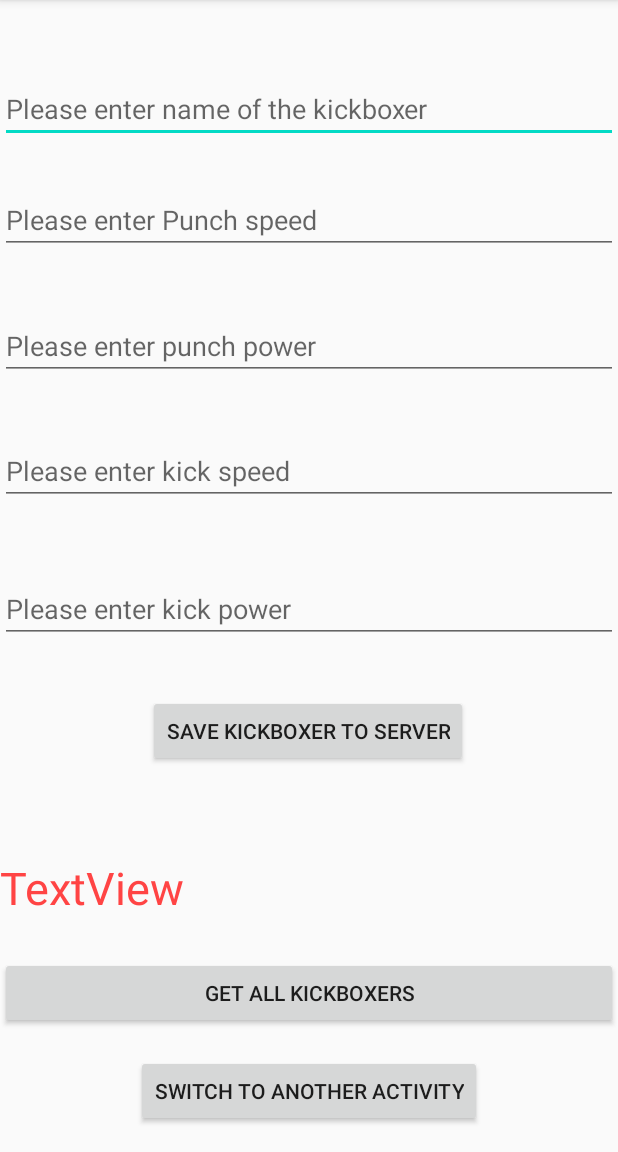
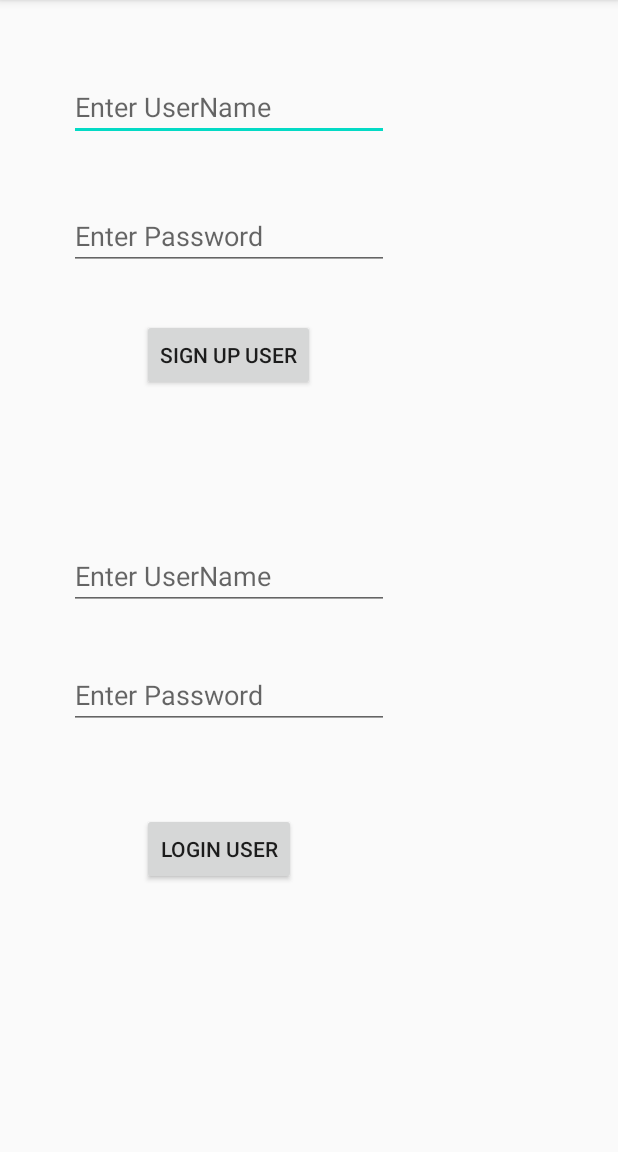
Before and after one commit to darshan0495/InstagramClone, an Android app: the screen it shows after launch (MainActivity before the commit, SignupLoginActivity after it), after a tap on "SWITCH TO ANOTHER ACTIVITY", on a phone screen of 412 x 824 dp, the part 84-1236 px from its top. Run offline under Robolectric (Android 15) with nearby library versions, the phone set to English and light mode, and no system bars; libraries missing offline, so code that uses them is left out: com.parse, com.shashank.sony; 1 statement that could not run was skipped.

Commit message:
Signup and Login Parse

```diff
--- a/app/src/main/AndroidManifest.xml
+++ b/app/src/main/AndroidManifest.xml
@@ -3,20 +3,24 @@
     package="com.example.instagramclone">
 
     <application
+        android:name=".App"
         android:allowBackup="true"
         android:icon="@mipmap/ic_launcher"
         android:label="@string/app_name"
         android:roundIcon="@mipmap/ic_launcher_round"
         android:supportsRtl="true"
-        android:theme="@style/AppTheme"
-        android:name=".App">
-        <activity android:name=".MainActivity"
+        android:theme="@style/AppTheme">
+        <activity android:name=".WelcomeActivity"></activity>
+        <activity
+            android:name=".MainActivity"
             android:label="@string/app_name">
             <intent-filter>
                 <action android:name="android.intent.action.MAIN" />
+
                 <category android:name="android.intent.category.LAUNCHER" />
             </intent-filter>
         </activity>
+        <activity android:name=".SignupLoginActivity" />
     </application>
 
 </manifest>
--- a/app/src/main/java/com/example/instagramclone/MainActivity.java
+++ b/app/src/main/java/com/example/instagramclone/MainActivity.java
@@ -2,6 +2,7 @@ package com.example.instagramclone;
 
 import androidx.appcompat.app.AppCompatActivity;
 
+import android.content.Intent;
 import android.os.Bundle;
 import android.view.View;
 import android.widget.Button;
@@ -84,6 +85,8 @@ public class MainActivity extends AppCompatActivity implements View.OnClickListe
         btnTransition.setOnClickListener(new View.OnClickListener() {
             @Override
             public void onClick(View v) {
+                Intent intent=new Intent(MainActivity.this,SignupLoginActivity.class);
+                startActivity(intent);
 
             }
         });
--- a/app/src/main/java/com/example/instagramclone/SignupLoginActivity.java
+++ b/app/src/main/java/com/example/instagramclone/SignupLoginActivity.java
@@ -1,4 +1,74 @@
 package com.example.instagramclone;
 
-public class SignupLoginActivity {
+import android.os.Bundle;
+import android.view.View;
+import android.widget.Button;
+import android.widget.EditText;
+import android.widget.Toast;
+
+import com.parse.LogInCallback;
+import com.parse.ParseException;
+import com.parse.ParseUser;
+import com.parse.SignUpCallback;
+import com.shashank.sony.fancytoastlib.FancyToast;
+
+import androidx.annotation.Nullable;
+import androidx.appcompat.app.AppCompatActivity;
+
+public class SignupLoginActivity extends AppCompatActivity {
+    EditText edtUserNameSignUp,edtPasswordSignUp,edtUsernameLogin,edtPasswordLogin;
+    Button btnLogin,btnSignUp;
+
+    @Override
+    protected void onCreate(@Nullable Bundle savedInstanceState) {
+        super.onCreate(savedInstanceState);
+        setContentView(R.layout.signup_login_activity);
+        edtPasswordLogin=findViewById(R.id.edtPasswordLogin);
+        edtPasswordSignUp=findViewById(R.id.edtPasswordSignUp);
+        edtUsernameLogin=findViewById(R.id.edtUserNameLogin);
+        edtUserNameSignUp=findViewById(R.id.edtUserNameSignUp);
+        btnLogin=findViewById(R.id.btnLogin);
+        btnSignUp=findViewById(R.id.btnSignUp);
+
+        btnSignUp.setOnClickListener(new View.OnClickListener() {
+            @Override
+            public void onClick(View v) {
+                ParseUser appUser= new ParseUser();
+                appUser.setUsername(edtUserNameSignUp.getText().toString());
+                appUser.setPassword(edtPasswordSignUp.getText().toString());
+                appUser.signUpInBackground(new SignUpCallback() {
+                    @Override
+                    public void done(ParseException e) {
+                        if (e==null){
+                            FancyToast.makeText(SignupLoginActivity.this,"Sucess!!", FancyToast.LENGTH_LONG,FancyToast.SUCCESS,false).show();
+
+                        }else {
+                            FancyToast.makeText(SignupLoginActivity.this,e.getMessage(), FancyToast.LENGTH_LONG,FancyToast.ERROR,false).show();
+
+                        }
+                    }
+                });
+            }
+        });
+
+
+        btnLogin.setOnClickListener(new View.OnClickListener() {
+            @Override
+            public void onClick(View v) {
+                ParseUser.logInInBackground(edtUsernameLogin.getText().toString(), edtPasswordLogin.getText().toString(), new LogInCallback() {
+                    @Override
+                    public void done(ParseUser user, ParseException e) {
+                        if(user!=null&&e==null){
+                            FancyToast.makeText(SignupLoginActivity.this,"Sucessfuly logged in!", FancyToast.LENGTH_LONG,FancyToast.SUCCESS,false).show();
+
+                        }else {
+                            FancyToast.makeText(SignupLoginActivity.this,e.getMessage(), FancyToast.LENGTH_LONG,FancyToast.ERROR,false).show();
+
+                        }
+                    }
+                });
+
+            }
+        });
+    }
 }
--- /dev/null
+++ b/app/src/main/java/com/example/instagramclone/WelcomeActivity.java
@@ -0,0 +1,14 @@
+package com.example.instagramclone;
+
+import androidx.appcompat.app.AppCompatActivity;
+
+import android.os.Bundle;
+
+public class WelcomeActivity extends AppCompatActivity {
+
+    @Override
+    protected void onCreate(Bundle savedInstanceState) {
+        super.onCreate(savedInstanceState);
+        setContentView(R.layout.activity_welcome);
+    }
+}
--- /dev/null
+++ b/app/src/main/res/layout/activity_welcome.xml
@@ -0,0 +1,9 @@
+<?xml version="1.0" encoding="utf-8"?>
+<androidx.constraintlayout.widget.ConstraintLayout xmlns:android="http://schemas.android.com/apk/res/android"
+    xmlns:app="http://schemas.android.com/apk/res-auto"
+    xmlns:tools="http://schemas.android.com/tools"
+    android:layout_width="match_parent"
+    android:layout_height="match_parent"
+    tools:context=".WelcomeActivity">
+
+</androidx.constraintlayout.widget.ConstraintLayout>
--- /dev/null
+++ b/app/src/main/res/layout/signup_login_activity.xml
@@ -0,0 +1,86 @@
+<?xml version="1.0" encoding="utf-8"?>
+<androidx.constraintlayout.widget.ConstraintLayout xmlns:android="http://schemas.android.com/apk/res/android"
+    xmlns:app="http://schemas.android.com/apk/res-auto"
+    xmlns:tools="http://schemas.android.com/tools"
+    android:layout_width="match_parent"
+    android:layout_height="match_parent">
+
+    <EditText
+        android:id="@+id/edtUserNameSignUp"
+        android:layout_width="wrap_content"
+        android:layout_height="wrap_content"
+        android:ems="10"
+        android:hint="Enter UserName"
+        android:inputType="textPersonName"
+        app:layout_constraintBottom_toBottomOf="parent"
+        app:layout_constraintEnd_toEndOf="parent"
+        app:layout_constraintHorizontal_bias="0.232"
+        app:layout_constraintStart_toStartOf="parent"
+        app:layout_constraintTop_toTopOf="parent"
+        app:layout_constraintVertical_bias="0.067" />
+
+    <EditText
+        android:id="@+id/edtPasswordSignUp"
+        android:layout_width="wrap_content"
+        android:layout_height="wrap_content"
+        android:ems="10"
+        android:hint="Enter Password"
+        android:inputType="text|textPassword"
+        app:layout_constraintBottom_toBottomOf="parent"
+        app:layout_constraintEnd_toEndOf="parent"
+        app:layout_constraintHorizontal_bias="0.232"
+        app:layout_constraintStart_toStartOf="parent"
+        app:layout_constraintTop_toBottomOf="@+id/edtUserNameSignUp"
+        app:layout_constraintVertical_bias="0.065" />
+
+    <Button
+        android:id="@+id/btnSignUp"
+        android:layout_width="wrap_content"
+        android:layout_height="wrap_content"
+        android:text="Sign Up User"
+        app:layout_constraintBottom_toBottomOf="parent"
+        app:layout_constraintEnd_toEndOf="parent"
+        app:layout_constraintHorizontal_bias="0.32"
+        app:layout_constraintStart_toStartOf="parent"
+        app:layout_constraintTop_toBottomOf="@+id/edtPasswordSignUp"
+        app:layout_constraintVertical_bias="0.061" />
+
+    <EditText
+        android:id="@+id/edtUserNameLogin"
+        android:layout_width="wrap_content"
+        android:layout_height="wrap_content"
+        android:ems="10"
+        android:hint="Enter UserName"
+        android:inputType="textPersonName"
+        app:layout_constraintBottom_toBottomOf="parent"
+        app:layout_constraintEnd_toEndOf="parent"
+        app:layout_constraintHorizontal_bias="0.232"
+        app:layout_constraintStart_toStartOf="parent"
+        app:layout_constraintTop_toTopOf="parent" />
+
+    <EditText
+        android:id="@+id/edtPasswordLogin"
+        android:layout_width="wrap_content"
+        android:layout_height="wrap_content"
+        android:ems="10"
+        android:hint="Enter Password"
+        android:inputType="textPassword"
+        app:layout_constraintBottom_toBottomOf="parent"
+        app:layout_constraintEnd_toEndOf="parent"
+        app:layout_constraintHorizontal_bias="0.232"
+        app:layout_constraintStart_toStartOf="parent"
+        app:layout_constraintTop_toBottomOf="@+id/edtUserNameLogin"
+        app:layout_constraintVertical_bias="0.107" />
+
+    <Button
+        android:id="@+id/btnLogin"
+        android:layout_width="wrap_content"
+        android:layout_height="wrap_content"
+        android:text="Login User"
+        app:layout_constraintBottom_toBottomOf="parent"
+        app:layout_constraintEnd_toEndOf="parent"
+        app:layout_constraintHorizontal_bias="0.307"
+        app:layout_constraintStart_toStartOf="parent"
+        app:layout_constraintTop_toBottomOf="@+id/edtPasswordLogin"
+        app:layout_constraintVertical_bias="0.238" />
+</androidx.constraintlayout.widget.ConstraintLayout>
```
